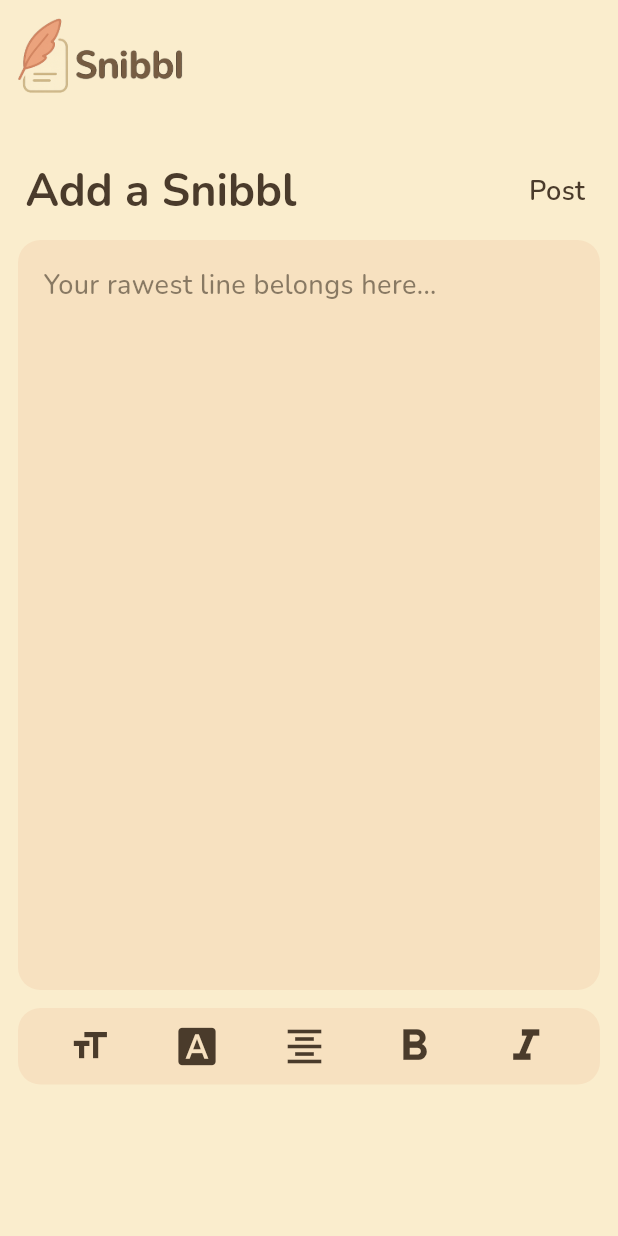
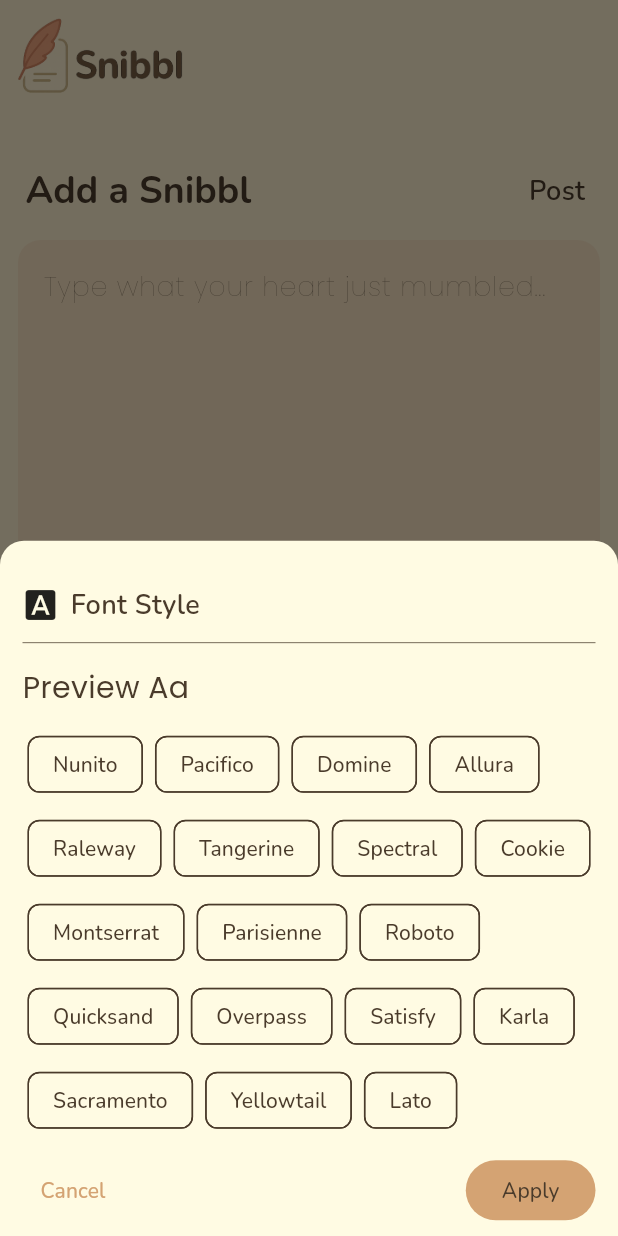
Before and after one commit to gaara40/snibbl, a Flutter app: the AddSnibblScreen screen opened directly, after a tap on the "font download" icon, on a phone screen of 412 x 824 dp. Run offline on Flutter 3.47's test engine with Material 3 defaults, Android fonts, the phone set to English and light mode, and no system bars; our stand-ins replace firebase_auth, firebase_core, flutter_riverpod, fluttertoast, google_fonts, google_sign_in and 1 more; accounts and stored records are empty.

Commit message:
Added functionalities to the text editing options

```diff
--- /dev/null
+++ b/lib/helpers/font_style_picker.dart
@@ -0,0 +1,113 @@
+import 'package:flutter/material.dart';
+import 'package:google_fonts/google_fonts.dart';
+import 'package:storygram/widgets/text_editing_helper_divider.dart';
+
+Future<String?> showFontStylePicker(
+  BuildContext context, {
+  required String currentFontStyle,
+}) async {
+  final fontsList = [
+    "Nunito",
+    "Pacifico",
+    "Domine",
+    "Allura",
+    "Raleway",
+    "Tangerine",
+    "Spectral",
+    "Cookie",
+    "Montserrat",
+    "Parisienne",
+    "Roboto",
+    "Quicksand",
+    "Overpass",
+    "Satisfy",
+    "Karla",
+    "Sacramento",
+    "Yellowtail",
+    "Lato",
+  ];
+
+  String temp = currentFontStyle;
+
+  return showModalBottomSheet(
+    context: context,
+    shape: RoundedRectangleBorder(
+      borderRadius: BorderRadius.vertical(top: Radius.circular(16)),
+    ),
+    builder: (ctx) {
+      return StatefulBuilder(
+        builder: (ctx, setSheet) {
+          return Padding(
+            padding: EdgeInsets.fromLTRB(15, 30, 15, 15),
+            child: Column(
+              mainAxisSize: MainAxisSize.min,
+              children: [
+                //Header
+                Row(
+                  children: [
+                    const Icon(Icons.font_download),
+                    const SizedBox(width: 8),
+                    const Text(
+                      'Font Style',
+                      style: TextStyle(
+                        fontSize: 18,
+                        fontWeight: FontWeight.w600,
+                      ),
+                    ),
+                  ],
+                ),
+
+                //Divider
+                TextEditingHelperDivider(),
+
+                // Live preview
+                Align(
+                  alignment: Alignment.centerLeft,
+                  child: Text(
+                    'Preview Aa',
+                    style: GoogleFonts.getFont(temp, fontSize: 20),
+                  ),
+                ),
+
+                SizedBox(height: 12),
+
+                //Quick presets
+                Wrap(
+                  spacing: 8,
+                  runSpacing: 8,
+                  children: [
+                    for (var font in fontsList)
+                      ChoiceChip(
+                        label: Text(font),
+                        selected: temp == font,
+                        onSelected: (value) => setSheet(() => temp = font),
+                      ),
+                  ],
+                ),
+
+                const SizedBox(height: 12),
+
+                // Actions
+                Row(
+                  children: [
+                    TextButton(
+                      onPressed:
+                          () => Navigator.pop(ctx, null), // cancel -> null
+                      child: const Text('Cancel'),
+                    ),
+                    const Spacer(),
+                    FilledButton(
+                      onPressed:
+                          () => Navigator.pop(ctx, temp), // return the size
+                      child: const Text('Apply'),
+                    ),
+                  ],
+                ),
+              ],
+            ),
+          );
+        },
+      );
+    },
+  );
+}
--- a/lib/helpers/snibbl_hints.dart
+++ b/lib/helpers/snibbl_hints.dart
@@ -2,7 +2,6 @@ final List<String> snibblHints = [
   "Whisper your Snibbl here...",
   "A thought, a spark, a Snibbl...",
   "Type what your heart just mumbled...",
-  "Begin your Snibbl...",
   "Your rawest line belongs here...",
   "Drop a Snibbl, let it echo...",
   "A fragment of you, a Snibbl anew...",
--- a/lib/screens/add_snibbl_screen.dart
+++ b/lib/screens/add_snibbl_screen.dart
@@ -1,9 +1,12 @@
 import 'dart:math';
 
 import 'package:flutter/material.dart';
+import 'package:google_fonts/google_fonts.dart';
 import 'package:storygram/constants/assets.dart';
+import 'package:storygram/helpers/alignment_picker.dart';
+import 'package:storygram/helpers/font_style_picker.dart';
 import 'package:storygram/helpers/snibbl_hints.dart';
-import 'package:storygram/helpers/text_editing_helpers.dart';
+import 'package:storygram/helpers/font_size_picker.dart';
 import 'package:storygram/themes/app_theme.dart';
 
 class AddSnibblScreen extends StatefulWidget {
@@ -14,10 +17,13 @@ class AddSnibblScreen extends StatefulWidget {
 }
 
 class _AddSnibblScreenState extends State<AddSnibblScreen> {
+  double currentFontSize = 18;
+  String currentFontStyle = 'Poppins';
+  TextAlign currentTextAlignment = TextAlign.left;
+  bool isBold = false;
+
   @override
   Widget build(BuildContext context) {
-    double fontSize = 18;
-
     final Color boxColor = const Color.fromARGB(255, 247, 225, 192);
     final theme = Theme.of(context);
     return Scaffold(
@@ -48,15 +54,42 @@ class _AddSnibblScreenState extends State<AddSnibblScreen> {
                           Text(
                             'Add a Snibbl',
                             style: theme.textTheme.headlineLarge?.copyWith(
-                              fontSize: 30,
+                              fontSize: 25,
                               fontWeight: FontWeight.bold,
                             ),
                           ),
-                          Text(
-                            'Post',
-                            style: theme.textTheme.bodyMedium?.copyWith(
-                              fontSize: 18,
-                              fontWeight: FontWeight.w600,
+                          GestureDetector(
+                            onTap: () {
+                              showDialog(
+                                context: context,
+                                builder: (ctx) {
+                                  return AlertDialog(
+                                    shape: RoundedRectangleBorder(
+                                      borderRadius: BorderRadius.all(
+                                        Radius.circular(16),
+                                      ),
+                                    ),
+                                    title: Text('Hang on...'),
+                                    content: const Text(
+                                      'Post will be available in the next update.\n'
+                                      'Just giving it a little polish ✨',
+                                    ),
+                                    actions: [
+                                      TextButton(
+                                        onPressed: () => Navigator.pop(ctx),
+                                        child: const Text('Okay'),
+                                      ),
+                                    ],
+                                  );
+                                },
+                              );
+                            },
+                            child: Text(
+                              'Post',
+                              style: theme.textTheme.bodyMedium?.copyWith(
+                                fontSize: 18,
+                                fontWeight: FontWeight.w600,
+                              ),
                             ),
                           ),
                         ],
@@ -83,6 +116,7 @@ class _AddSnibblScreenState extends State<AddSnibblScreen> {
                             child: TextField(
                               autocorrect: true,
                               maxLines: null,
+                              textAlign: currentTextAlignment,
                               keyboardType: TextInputType.multiline,
                               expands: true, // fills up the height of parent
 
@@ -101,9 +135,11 @@ class _AddSnibblScreenState extends State<AddSnibblScreen> {
                                 ),
                                 contentPadding: EdgeInsets.all(12),
                               ),
-                              style: theme.textTheme.bodyMedium?.copyWith(
-                                fontSize: fontSize,
-                                fontWeight: FontWeight.w500,
+                              style: GoogleFonts.getFont(
+                                currentFontStyle,
+                                fontSize: currentFontSize,
+                                fontWeight:
+                                    isBold ? FontWeight.bold : FontWeight.w100,
                               ),
                             ),
                           ),
@@ -128,12 +164,13 @@ class _AddSnibblScreenState extends State<AddSnibblScreen> {
                                 onPressed: () async {
                                   final newSize = await showFontSizePicker(
                                     context,
-                                    currentSize: fontSize,
+                                    currentFontSize: currentFontSize,
+                                    currentFontStyle: currentFontStyle,
                                   );
 
                                   if (newSize != null && mounted) {
                                     setState(() {
-                                      fontSize = newSize;
+                                      currentFontSize = newSize;
                                     });
                                   }
                                 },
@@ -146,7 +183,19 @@ class _AddSnibblScreenState extends State<AddSnibblScreen> {
                                   color: AppTheme.onPrimaryColor,
                                   size: 30,
                                 ),
-                                onPressed: () {},
+                                onPressed: () async {
+                                  final selectedFontStyle =
+                                      await showFontStylePicker(
+                                        context,
+                                        currentFontStyle: currentFontStyle,
+                                      );
+
+                                  if (selectedFontStyle != null) {
+                                    setState(() {
+                                      currentFontStyle = selectedFontStyle;
+                                    });
+                                  }
+                                },
                               ),
 
                               // Alignment
@@ -156,28 +205,50 @@ class _AddSnibblScreenState extends State<AddSnibblScreen> {
                                   color: AppTheme.onPrimaryColor,
                                   size: 30,
                                 ),
-                                onPressed: () {},
+                                onPressed: () {
+                                  showAlignmentPicker(
+                                    context,
+                                    currentTextAlignment: currentTextAlignment,
+                                    onSelected: (value) {
+                                      setState(() {
+                                        currentTextAlignment = value;
+                                      });
+                                    },
+                                  );
+                                },
                               ),
 
                               // Font Weight
                               IconButton(
                                 icon: Icon(
                                   Icons.format_bold,
-                                  color: AppTheme.onPrimaryColor,
+                                  color:
+                                      isBold
+                                          ? const Color.fromARGB(
+                                            255,
+                                            203,
+                                            105,
+                                            1,
+                                          )
+                                          : AppTheme.onPrimaryColor,
                                   size: 35,
                                 ),
-                                onPressed: () {},
+                                onPressed: () {
+                                  setState(() {
+                                    isBold = !isBold;
+                                  });
+                                },
                               ),
 
-                              //Italic
-                              IconButton(
-                                icon: Icon(
-                                  Icons.format_italic,
-                                  color: AppTheme.onPrimaryColor,
-                                  size: 35,
-                                ),
-                                onPressed: () {},
-                              ),
+                              // //Italic
+                              // IconButton(
+                              //   icon: Icon(
+                              //     Icons.format_italic,
+                              //     color: AppTheme.onPrimaryColor,
+                              //     size: 35,
+                              //   ),
+                              //   onPressed: () {},
+                              // ),
                             ],
                           ),
                         ),
--- a/lib/screens/home_screen.dart
+++ b/lib/screens/home_screen.dart
@@ -1,6 +1,6 @@
 import 'package:flutter/material.dart';
 import 'package:flutter_riverpod/flutter_riverpod.dart';
-import 'package:storygram/components/email_text_field.dart';
+import 'package:storygram/widgets/email_text_field.dart';
 import 'package:storygram/constants/assets.dart';
 
 class HomeScreen extends ConsumerStatefulWidget {
--- /dev/null
+++ b/lib/widgets/text_editing_helper_divider.dart
@@ -0,0 +1,14 @@
+import 'package:flutter/material.dart';
+import 'package:storygram/themes/app_theme.dart';
+
+class TextEditingHelperDivider extends StatelessWidget {
+  const TextEditingHelperDivider({super.key});
+
+  @override
+  Widget build(BuildContext context) {
+    return Padding(
+      padding: EdgeInsets.only(top: 4, bottom: 8),
+      child: Divider(color: AppTheme.onPrimaryColor, thickness: 0.5),
+    );
+  }
+}
```
Also changed, not shown: lib/helpers/alignment_picker.dart (added, +74 -0 lines), lib/helpers/font_size_picker.dart (renamed from lib/helpers/text_editing_helpers.dart, +21 -9 lines), lib/screens/login_screen.dart (+9 -9 lines), lib/widgets/social_login_button.dart (renamed from lib/components/social_login_button.dart, +5 -5 lines), lib/widgets/continue_as_guest_btn.dart (renamed from lib/components/continue_as_guest_btn.dart), lib/widgets/email_text_field.dart (renamed from lib/components/email_text_field.dart), lib/widgets/forgot_password_btn.dart (renamed from lib/components/forgot_password_btn.dart), lib/widgets/loading_button.dart (renamed from lib/components/loading_button.dart), lib/widgets/loading_overlay.dart (renamed from lib/components/loading_overlay.dart), lib/widgets/new_account_btn.dart (renamed from lib/components/new_account_btn.dart), lib/widgets/password_text_field.dart (renamed from lib/components/password_text_field.dart), lib/widgets/snibble_logo.dart (renamed from lib/components/snibble_logo.dart).
